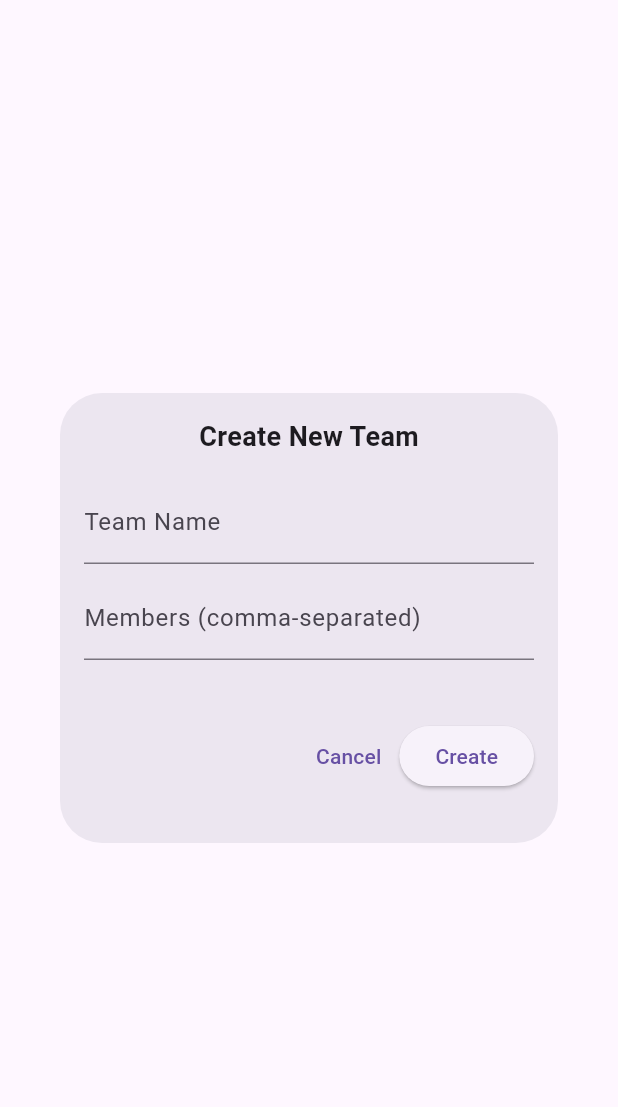
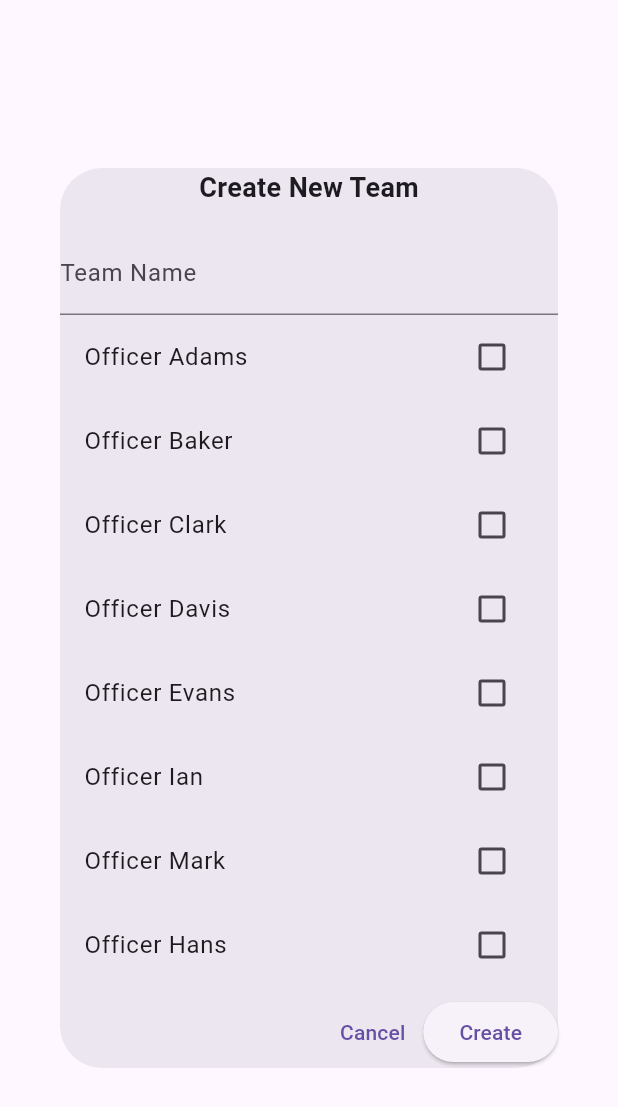
Before and after one commit to Benncee/jailtrack_extension, a Flutter app: the TeamDialog widget shown alone on an empty page, opened directly with empty values, on a phone screen of 412 x 824 dp. Shown: the top 1107 px of the screen. Run offline on Flutter 3.47's test engine with Material 3 defaults, Android fonts, the phone set to English and light mode, and no system bars; our stand-ins replace file_picker.

Commit message:
fourth commit

```diff
--- a/lib/secondpagescheduling.dart
+++ b/lib/secondpagescheduling.dart
@@ -332,7 +332,13 @@ class TeamTable extends StatelessWidget {
               // Added SingleChildScrollView here
               child: DataTable(
                 columns: [
-                  DataColumn(label: Text('Officer Names:')),
+                  DataColumn(
+                      label: Text(
+                    'Officer Names:',
+                    style: TextStyle(
+                      fontWeight: FontWeight.bold,
+                    ),
+                  )),
                 ],
                 rows: team.members
                     .map(
@@ -363,29 +369,59 @@ class TeamDialog extends StatefulWidget {
 
 class _TeamDialogState extends State<TeamDialog> {
   late TextEditingController _nameController;
-  late TextEditingController _membersController;
+  List<String> _officerNames = [
+    'Officer Adams',
+    'Officer Baker',
+    'Officer Clark',
+    'Officer Davis',
+    'Officer Evans',
+    'Officer Ian',
+    'Officer Mark',
+    'Officer Hans',
+    'Officer James',
+    'Officer Junas',
+    'Officer Ceidner',
+    'Officer Bordz',
+    'Officer Gae',
+    'Officer Jason',
+    'Officer Arht',
+    'Officer Jimmuel',
+    'Officer Cris',
+    'Officer Test',
+    'Officer Test1',
+    'Officer Test2',
+    // Add more names as needed
+  ];
+  List<String> _selectedOfficers = []; // List to hold selected officers
 
   @override
   void initState() {
     super.initState();
     _nameController = TextEditingController();
-    _membersController = TextEditingController();
   }
 
   @override
   void dispose() {
     _nameController.dispose();
-    _membersController.dispose();
     super.dispose();
+  }
+
+  void _onOfficerSelected(bool selected, String officerName) {
+    setState(() {
+      if (selected) {
+        _selectedOfficers.add(officerName);
+      } else {
+        _selectedOfficers.remove(officerName);
+      }
+    });
   }
 
   @override
   Widget build(BuildContext context) {
     return Dialog(
       child: Container(
-        width: 400, // Adjust width here
-        height: 300, // Adjust height here
-        padding: EdgeInsets.all(16),
+        width: 450,
+        height: 600,
         child: Column(
           mainAxisSize: MainAxisSize.min,
           children: [
@@ -403,14 +439,21 @@ class _TeamDialogState extends State<TeamDialog> {
                 labelText: 'Team Name',
               ),
             ),
-            SizedBox(height: 8),
-            TextFormField(
-              controller: _membersController,
-              decoration: InputDecoration(
-                labelText: 'Members (comma-separated)',
+            Expanded(
+              child: ListView(
+                children: _officerNames.map((officerName) {
+                  return CheckboxListTile(
+                    title: Text(officerName),
+                    value: _selectedOfficers.contains(officerName),
+                    onChanged: (bool? value) {
+                      if (value != null) {
+                        _onOfficerSelected(value, officerName);
+                      }
+                    },
+                  );
+                }).toList(),
               ),
             ),
-            SizedBox(height: 20),
             SizedBox(height: 20),
             Row(
               mainAxisAlignment: MainAxisAlignment.end,
@@ -424,11 +467,8 @@ class _TeamDialogState extends State<TeamDialog> {
                 ElevatedButton(
                   onPressed: () {
                     final teamName = _nameController.text;
-                    final members = _membersController.text
-                        .split(',')
-                        .map((e) => e.trim())
-                        .toList();
-                    final team = Team(name: teamName, members: members);
+                    final team =
+                        Team(name: teamName, members: _selectedOfficers);
                     widget.onCreate(team);
                     Navigator.of(context).pop();
                   },
--- a/pubspec.yaml
+++ b/pubspec.yaml
@@ -10,6 +10,7 @@ dependencies:
   flutter:
     sdk: flutter
   intl: ^0.19.0
+  file_picker: ^4.2.0
 
 dev_dependencies:
   flutter_test:
```
Also changed, not shown: lib/editprofile.dart (+42 -8 lines), pubspec.lock.
